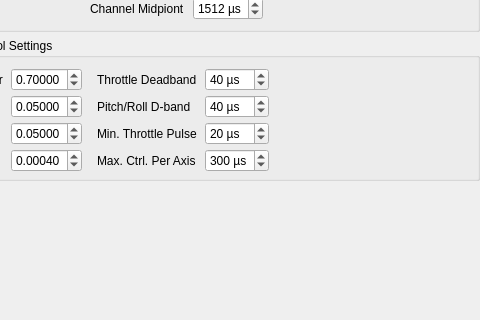
Above: src/ui/qgcautoquad.ui from mpaperno/qgroundcontrol_aq before the change; both pictures show x 398 to 878 and y 391 to 711 of the 1200 by 880 pixel window. Below: the same form after it.
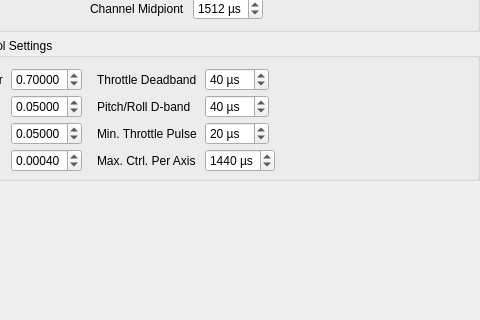
That is the form after the change. Icons and pictures are not drawn.

Commit message: change maximum CTRL_MAX parameter for new scaling (6.8)

Patch:
```diff
--- a/src/ui/qgcautoquad.ui
+++ b/src/ui/qgcautoquad.ui
@@ -2958,10 +2958,10 @@
                           <number>0</number>
                          </property>
                          <property name="maximum">
-                          <number>700</number>
+                          <number>3000</number>
                          </property>
                          <property name="value">
-                          <number>300</number>
+                          <number>1440</number>
                          </property>
                         </widget>
                        </item>
```
